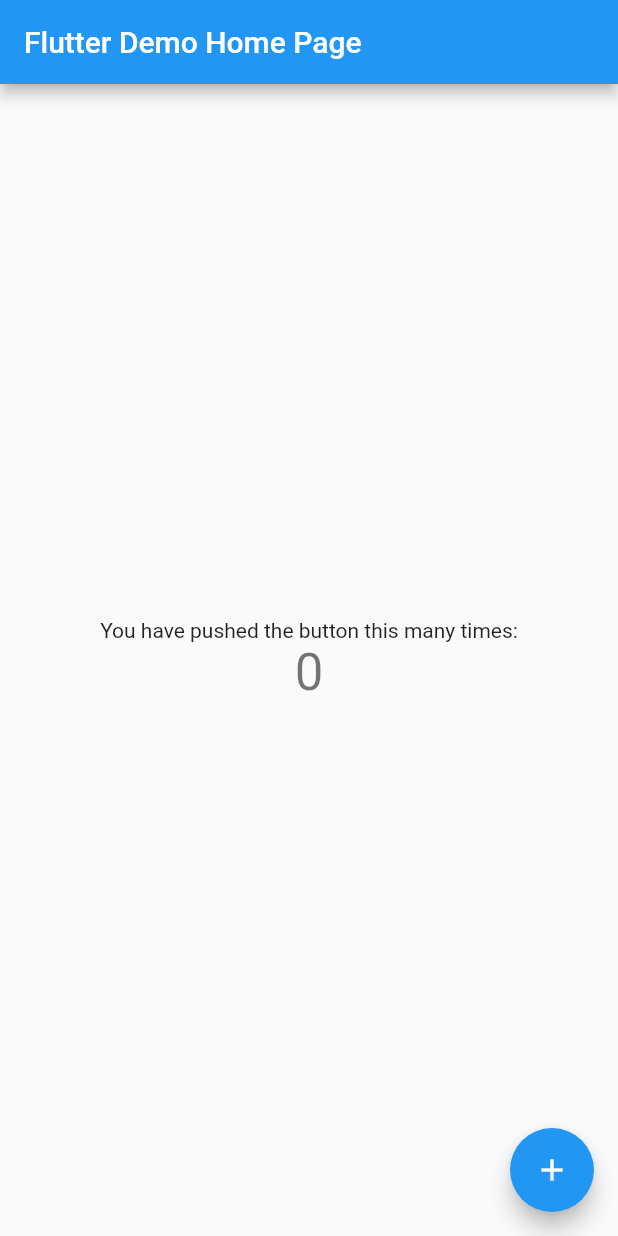
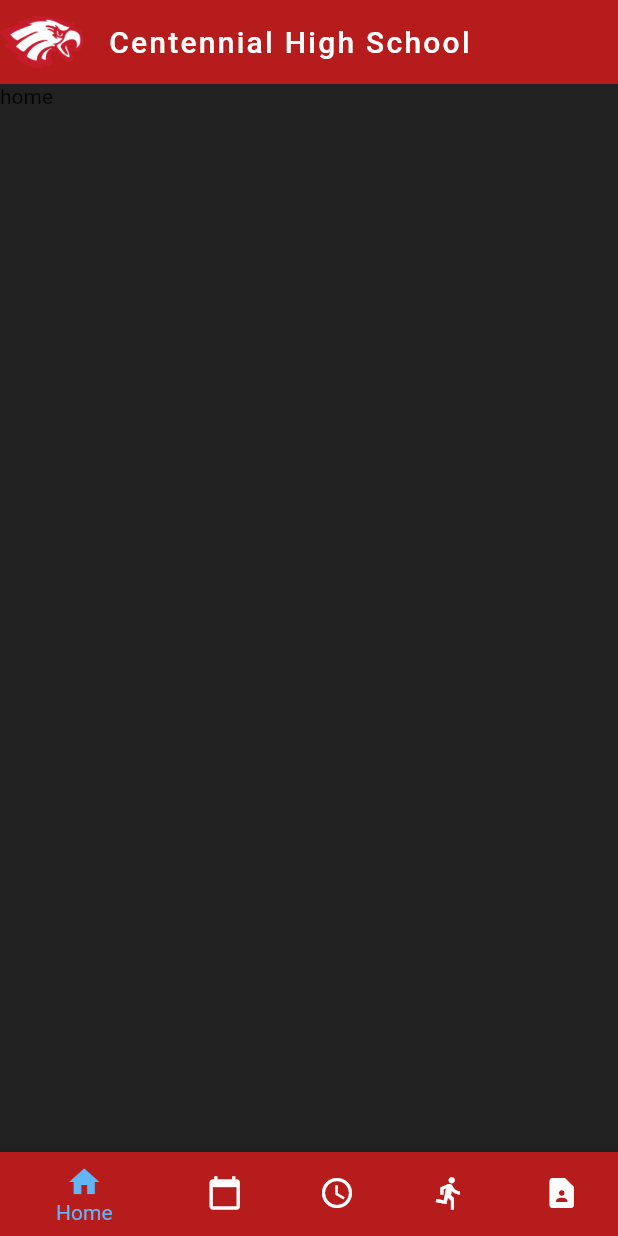
Before and after one commit to 5werve/my-eagles, a Flutter app: the screen it shows after launch, on a phone screen of 412 x 824 dp. Run offline on Flutter 3.47's test engine with Material 2 defaults, Android fonts, the phone set to English and light mode, and no system bars.

Commit message:
Updated home screen by adding bottom nav bar and adding app bar

```diff
--- a/lib/main.dart
+++ b/lib/main.dart
@@ -1,115 +1,13 @@
 import 'package:flutter/material.dart';
+import 'package:my_eagles/pages/navigation.dart';
+import 'package:my_eagles/pages/loading.dart';
 
 void main() {
-  runApp(const MyApp());
+  runApp(MaterialApp(
+    initialRoute: '/navigation',
+    routes: {
+      '/': (context) => Loading(),
+      '/navigation': (context) => Navigation(),
+    },
+  ));
 }
-
-class MyApp extends StatelessWidget {
-  const MyApp({Key? key}) : super(key: key);
-
-  // This widget is the root of your application.
-  @override
-  Widget build(BuildContext context) {
-    return MaterialApp(
-      title: 'Flutter Demo',
-      theme: ThemeData(
-        // This is the theme of your application.
-        //
-        // Try running your application with "flutter run". You'll see the
-        // application has a blue toolbar. Then, without quitting the app, try
-        // changing the primarySwatch below to Colors.green and then invoke
-        // "hot reload" (press "r" in the console where you ran "flutter run",
-        // or simply save your changes to "hot reload" in a Flutter IDE).
-        // Notice that the counter didn't reset back to zero; the application
-        // is not restarted.
-        primarySwatch: Colors.blue,
-      ),
-      home: const MyHomePage(title: 'Flutter Demo Home Page'),
-    );
-  }
-}
-
-class MyHomePage extends StatefulWidget {
-  const MyHomePage({Key? key, required this.title}) : super(key: key);
-
-  // This widget is the home page of your application. It is stateful, meaning
-  // that it has a State object (defined below) that contains fields that affect
-  // how it looks.
-
-  // This class is the configuration for the state. It holds the values (in this
-  // case the title) provided by the parent (in this case the App widget) and
-  // used by the build method of the State. Fields in a Widget subclass are
-  // always marked "final".
-
-  final String title;
-
-  @override
-  State<MyHomePage> createState() => _MyHomePageState();
-}
-
-class _MyHomePageState extends State<MyHomePage> {
-  int _counter = 0;
-
-  void _incrementCounter() {
-    setState(() {
-      // This call to setState tells the Flutter framework that something has
-      // changed in this State, which causes it to rerun the build method below
-      // so that the display can reflect the updated values. If we changed
-      // _counter without calling setState(), then the build method would not be
-      // called again, and so nothing would appear to happen.
-      _counter++;
-    });
-  }
-
-  @override
-  Widget build(BuildContext context) {
-    // This method is rerun every time setState is called, for instance as done
-    // by the _incrementCounter method above.
-    //
-    // The Flutter framework has been optimized to make rerunning build methods
-    // fast, so that you can just rebuild anything that needs updating rather
-    // than having to individually change instances of widgets.
-    return Scaffold(
-      appBar: AppBar(
-        // Here we take the value from the MyHomePage object that was created by
-        // the App.build method, and use it to set our appbar title.
-        title: Text(widget.title),
-      ),
-      body: Center(
-        // Center is a layout widget. It takes a single child and positions it
-        // in the middle of the parent.
-        child: Column(
-          // Column is also a layout widget. It takes a list of children and
-          // arranges them vertically. By default, it sizes itself to fit its
-          // children horizontally, and tries to be as tall as its parent.
-          //
-          // Invoke "debug painting" (press "p" in the console, choose the
-          // "Toggle Debug Paint" action from the Flutter Inspector in Android
-          // Studio, or the "Toggle Debug Paint" command in Visual Studio Code)
-          // to see the wireframe for each widget.
-          //
-          // Column has various properties to control how it sizes itself and
-          // how it positions its children. Here we use mainAxisAlignment to
-          // center the children vertically; the main axis here is the vertical
-          // axis because Columns are vertical (the cross axis would be
-          // horizontal).
-          mainAxisAlignment: MainAxisAlignment.center,
-          children: <Widget>[
-            const Text(
-              'You have pushed the button this many times:',
-            ),
-            Text(
-              '$_counter',
-              style: Theme.of(context).textTheme.headline4,
-            ),
-          ],
-        ),
-      ),
-      floatingActionButton: FloatingActionButton(
-        onPressed: _incrementCounter,
-        tooltip: 'Increment',
-        child: const Icon(Icons.add),
-      ), // This trailing comma makes auto-formatting nicer for build methods.
-    );
-  }
-}
--- /dev/null
+++ b/lib/pages/home.dart
@@ -0,0 +1,18 @@
+import 'package:flutter/material.dart';
+
+class Home extends StatefulWidget {
+  const Home({Key? key}) : super(key: key);
+
+  @override
+  _HomeState createState() => _HomeState();
+}
+
+class _HomeState extends State<Home> {
+  @override
+  Widget build(BuildContext context) {
+    return Scaffold(
+      body: Text('home'),
+      backgroundColor: Colors.grey[900],
+    );
+  }
+}
--- /dev/null
+++ b/lib/pages/navigation.dart
@@ -0,0 +1,83 @@
+import 'package:flutter/material.dart';
+import 'package:my_eagles/pages/schedule.dart';
+import 'package:my_eagles/pages/activities.dart';
+import 'package:my_eagles/pages/contact.dart';
+import 'package:my_eagles/pages/calendar.dart';
+import 'package:my_eagles/pages/home.dart';
+
+class Navigation extends StatefulWidget {
+  @override
+  _NavigationState createState() => _NavigationState();
+}
+
+class _NavigationState extends State<Navigation> {
+  int _selectedIndex = 0;
+  static const List<Widget> _widgetOptions = <Widget>[
+    Home(),
+    Calendar(),
+    Schedule(),
+    Activities(),
+    Contact(),
+  ];
+
+  void _onItemTapped(int index) {
+    setState(() {
+      _selectedIndex = index;
+    });
+  }
+
+  @override
+  Widget build(BuildContext context) {
+    return Scaffold(
+      appBar: AppBar(
+        backgroundColor: Colors.red[900],
+        title: const Text(
+          'Centennial High School',
+          style: TextStyle(
+            color: Colors.white,
+            letterSpacing: 1.5,
+          ),
+        ),
+        centerTitle: false,
+        elevation: 0.0,
+        leading: const Image(
+          image: AssetImage('assets/centennial-logo.png'),
+        ),
+        automaticallyImplyLeading: false,
+      ),
+      body: _widgetOptions.elementAt(_selectedIndex),
+      bottomNavigationBar: BottomNavigationBar(
+        items: <BottomNavigationBarItem>[
+          BottomNavigationBarItem(
+            icon: const Icon(Icons.home),
+            label: 'Home',
+            backgroundColor: Colors.red[900],
+          ),
+          BottomNavigationBarItem(
+            icon: const Icon(Icons.calendar_today),
+            label: 'Calendar',
+            backgroundColor: Colors.red[900],
+          ),
+          BottomNavigationBarItem(
+            icon: const Icon(Icons.schedule),
+            label: 'Schedule',
+            backgroundColor: Colors.red[900],
+          ),
+          BottomNavigationBarItem(
+            icon: const Icon(Icons.directions_run),
+            label: 'Activities',
+            backgroundColor: Colors.red[900],
+          ),
+          BottomNavigationBarItem(
+            icon: const Icon(Icons.contact_page),
+            label: 'Contact',
+            backgroundColor: Colors.red[900],
+          ),
+        ],
+        currentIndex: _selectedIndex,
+        selectedItemColor: Colors.blue[300],
+        onTap: _onItemTapped,
+      ),
+    );
+  }
+}
--- a/pubspec.yaml
+++ b/pubspec.yaml
@@ -58,9 +58,8 @@
   uses-material-design: true
 
   # To add assets to your application, add an assets section, like this:
-  # assets:
-  #   - images/a_dot_burr.jpeg
-  #   - images/a_dot_ham.jpeg
+  assets:
+    - assets/
 
   # An image asset can refer to one or more resolution-specific "variants", see
   # https://flutter.dev/assets-and-images/#resolution-aware.
```
Also changed, not shown: lib/pages/activities.dart (added, +18 -0 lines), lib/pages/calendar.dart (added, +18 -0 lines), lib/pages/contact.dart (added, +18 -0 lines), lib/pages/loading.dart (added, +17 -0 lines), lib/pages/schedule.dart (added, +18 -0 lines), assets/centennial-logo.png (added), 1 other file.
